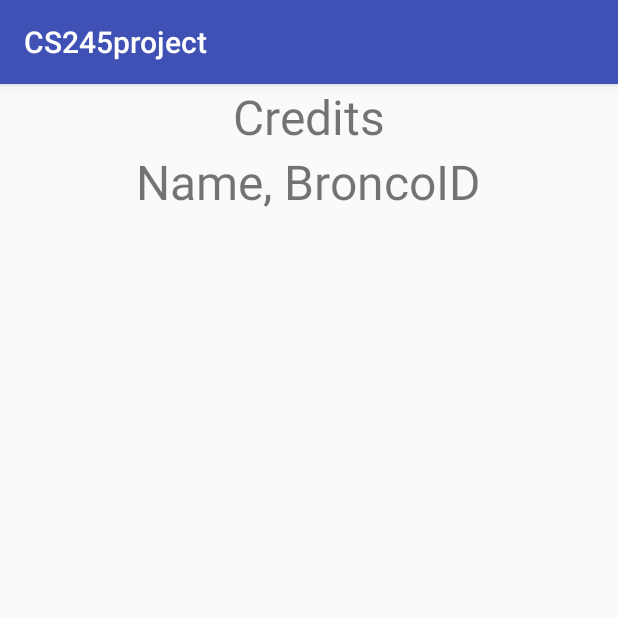
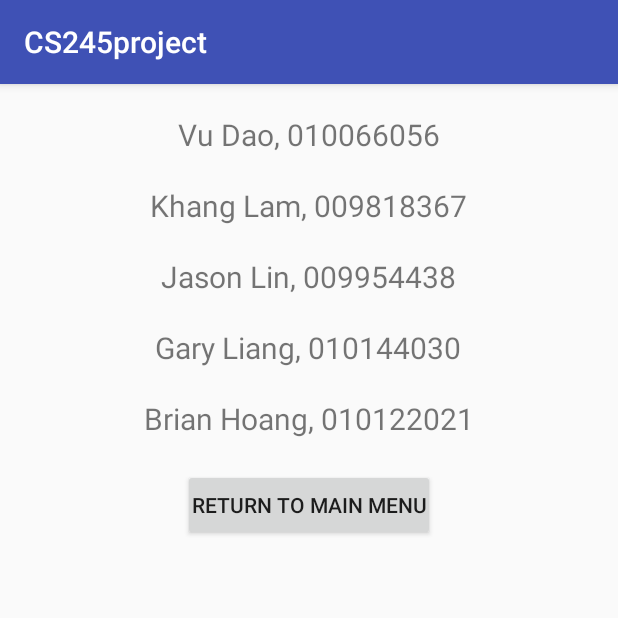
Before and after one commit to bhoang8855/CS245-Android-Project, an Android app: the screen it shows after launch (MainActivity), after a tap on "CREDITS", on a phone screen of 412 x 824 dp, the top half of it. Run offline under Robolectric (Android 15) with nearby library versions, the phone set to English and light mode, and no system bars.

Commit message:
Added buttons to Home Fragment
other misc changes

```diff
--- a/CS245project/app/src/main/java/com/cs245project/fragments/CreditsFragment.java
+++ b/CS245project/app/src/main/java/com/cs245project/fragments/CreditsFragment.java
@@ -5,6 +5,7 @@ import android.support.v4.app.Fragment;
 import android.view.LayoutInflater;
 import android.view.View;
 import android.view.ViewGroup;
+import android.widget.Button;
 
 import com.cs245project.R;
 
@@ -27,4 +28,16 @@ public class CreditsFragment extends Fragment {
         return inflater.inflate(R.layout.fragment_credits, container, false);
     }
 
+    @Override
+    public void onActivityCreated(Bundle savedInstanceState) {
+        super.onActivityCreated(savedInstanceState);
+        ((Button)getActivity().findViewById(R.id.back_button)).setOnClickListener(new View.OnClickListener() {
+            @Override
+            public void onClick(View view) {
+                getActivity().onBackPressed();
+            }
+        });
+
+    }
+
 }
--- a/CS245project/app/src/main/java/com/cs245project/fragments/HomeFragment.java
+++ b/CS245project/app/src/main/java/com/cs245project/fragments/HomeFragment.java
@@ -41,6 +41,29 @@ public class HomeFragment extends Fragment {
                 getActivity().getSupportFragmentManager()
                         .beginTransaction()
                         .replace(R.id.main_container, CreditsFragment.newInstance())
+                        .addToBackStack(null)
+                        .commit();
+            }
+        });
+
+        ((Button)getActivity().findViewById(R.id.play_button)).setOnClickListener(new View.OnClickListener() {
+            @Override
+            public void onClick(View view) {
+                getActivity().getSupportFragmentManager()
+                        .beginTransaction()
+                        .replace(R.id.main_container, SettingsFragment.newInstance())
+                        .addToBackStack(null)
+                        .commit();
+            }
+        });
+
+        ((Button)getActivity().findViewById(R.id.high_score_button)).setOnClickListener(new View.OnClickListener() {
+            @Override
+            public void onClick(View view) {
+                getActivity().getSupportFragmentManager()
+                        .beginTransaction()
+                        .replace(R.id.main_container, ScoresFragment.newInstance())
+                        .addToBackStack(null)
                         .commit();
             }
         });
--- a/CS245project/app/src/main/res/layout/fragment_credits.xml
+++ b/CS245project/app/src/main/res/layout/fragment_credits.xml
@@ -8,12 +8,47 @@
         android:layout_width="wrap_content"
         android:layout_height="wrap_content"
         android:layout_gravity="center_horizontal"
-        android:text="Credits"
-        android:textSize="32sp"/>
+        android:layout_marginTop="20dp"
+        android:textSize="20sp"
+        android:text="Vu Dao, 010066056" />
     <TextView
         android:layout_width="wrap_content"
         android:layout_height="wrap_content"
-        android:text="Name, BroncoID"
         android:layout_gravity="center_horizontal"
-        android:textSize="32sp"/>
+        android:layout_marginTop="20dp"
+        android:textSize="20sp"
+        android:text="Khang Lam, 009818367" />
+    <TextView
+        android:layout_width="wrap_content"
+        android:layout_height="wrap_content"
+        android:layout_gravity="center_horizontal"
+        android:layout_marginTop="20dp"
+        android:textSize="20sp"
+        android:text="Jason Lin, 009954438" />
+
+    <TextView
+        android:layout_width="wrap_content"
+        android:layout_height="wrap_content"
+        android:layout_gravity="center_horizontal"
+        android:layout_marginTop="20dp"
+        android:textSize="20sp"
+        android:text="Gary Liang, 010144030" />
+
+    <TextView
+        android:layout_width="wrap_content"
+        android:layout_height="wrap_content"
+        android:layout_gravity="center_horizontal"
+        android:layout_marginTop="20dp"
+        android:textSize="20sp"
+        android:text="Brian Hoang, 010122021" />
+
+    <Button
+        android:text="return to main menu"
+        android:layout_width="wrap_content"
+        android:layout_height="wrap_content"
+        android:padding="5dp"
+        android:id="@+id/back_button"
+        android:layout_gravity="center_horizontal"
+        android:layout_marginTop="20dp"
+        />
 </LinearLayout>
--- a/CS245project/app/src/main/res/layout/fragment_scores.xml
+++ b/CS245project/app/src/main/res/layout/fragment_scores.xml
@@ -3,4 +3,10 @@
     android:orientation="vertical" android:layout_width="match_parent"
     android:layout_height="match_parent">
 
+    <TextView
+        android:layout_width="wrap_content"
+        android:layout_height="wrap_content"
+        android:text="scores"
+        android:textSize="30sp"/>
+
 </LinearLayout>
```
Also changed, not shown: CS245project/app/src/main/java/com/cs245project/MainActivity.java (+14 -0 lines), CS245project/app/src/main/java/com/cs245project/fragments/ScoresFragment.java (+19 -0 lines), CS245project/app/src/main/java/com/cs245project/fragments/SettingsFragment.java (+29 -1 lines), CS245project/app/src/main/res/layout/fragment_home.xml (+42 -4 lines), CS245project/app/src/main/res/layout/fragment_settings.xml (+7 -0 lines).
